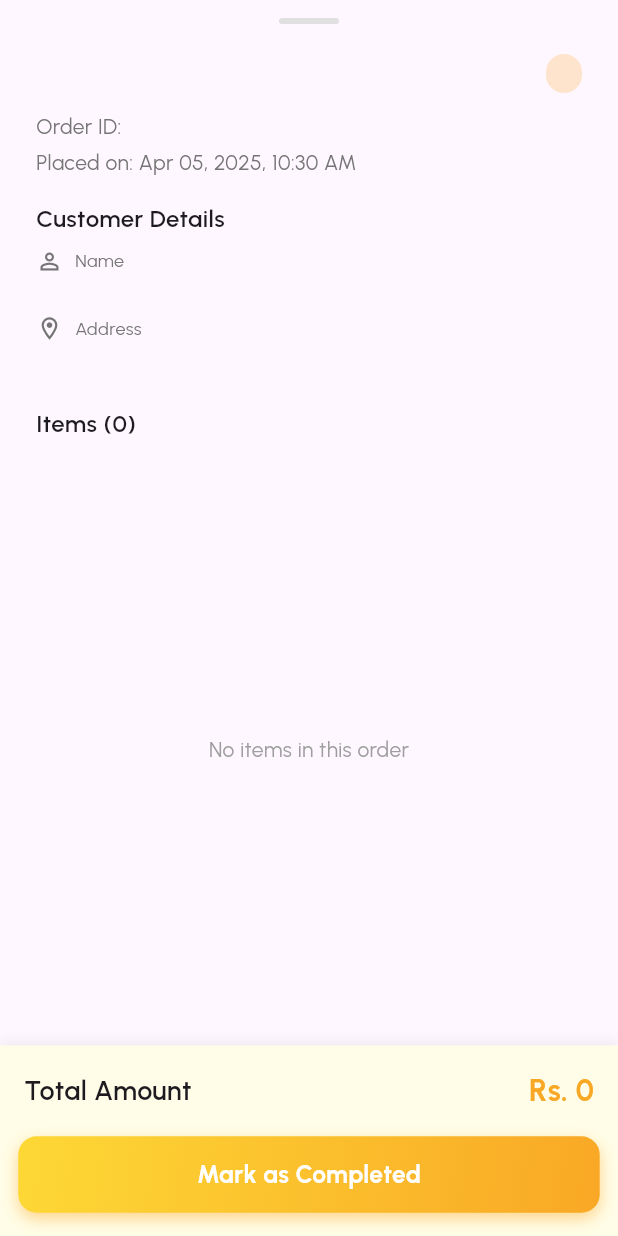
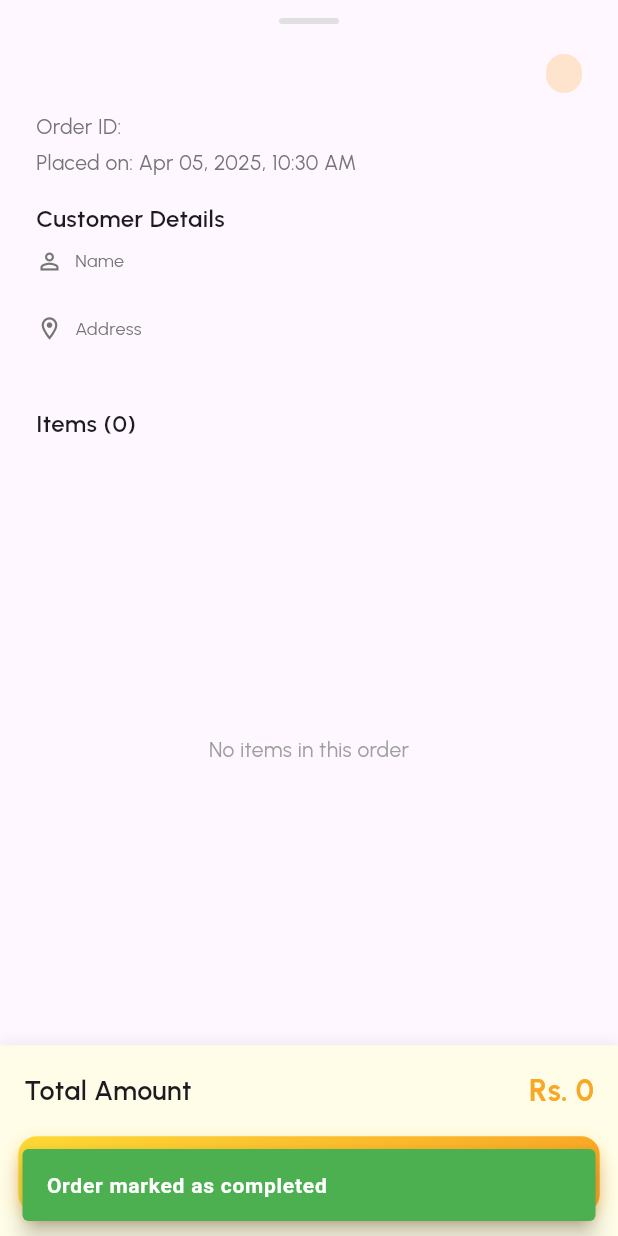
Before and after one commit to igmoiiz/Shop-Ease-Seller-Center, a Flutter app: the OrderDetailsBottomSheet widget shown alone on an empty page, opened directly with empty values, after a tap on "Mark as Completed", on a phone screen of 412 x 824 dp. Run offline on Flutter 3.47's test engine with Material 3 defaults, Android fonts, the phone set to English and light mode, and no system bars; drawn by our look-alikes of flutter_animate; our stand-ins replace cached_network_image, cloud_firestore, connectivity_plus, curved_navigation_bar, firebase_core, fl_chart and 5 more; accounts and stored records are empty.

Commit message:
Implement order completion functionality in DatabaseServices
- Added a new method `markOrderAsCompleted` to handle the completion of orders, including network connectivity checks and error handling.
- Updated the OrderCard component to integrate the new completion method with a user interface for marking orders as completed.
- Refactored the OrdersPage and other components to ensure proper functionality and maintainability.

```diff
--- a/lib/Controller/Database/database_services.dart
+++ b/lib/Controller/Database/database_services.dart
@@ -1,4 +1,4 @@
-// ignore_for_file: use_build_context_synchronously, unrelated_type_equality_checks
+// ignore_for_file: use_build_context_synchronously, unrelated_type_equality_checks, unused_local_variable
 
 import 'dart:developer';
 import 'dart:io';
@@ -300,4 +300,124 @@ class DatabaseServices extends ChangeNotifier {
       notifyListeners();
     }
   }
+
+  Future<bool> markOrderAsCompleted(
+    String orderId,
+    BuildContext context,
+  ) async {
+    final snackBar = ScaffoldMessenger.of(context);
+    bool isCompleting = false;
+
+    try {
+      // Update loading state
+      isCompleting = true;
+      notifyListeners();
+
+      // Check network connectivity
+      bool isConnected = await _checkConnectivity();
+      if (!isConnected) {
+        isCompleting = false;
+        notifyListeners();
+        snackBar.showSnackBar(
+          const SnackBar(
+            backgroundColor: Colors.red,
+            behavior: SnackBarBehavior.floating,
+            content: Text(
+              "No internet connection. Please check your network settings.",
+              style: TextStyle(
+                color: Colors.white,
+                fontWeight: FontWeight.bold,
+                letterSpacing: .5,
+              ),
+            ),
+          ),
+        );
+        return false;
+      }
+
+      // Get the order document
+      DocumentSnapshot orderSnapshot =
+          await _fireStore.collection('orders').doc(orderId).get();
+
+      if (!orderSnapshot.exists) {
+        isCompleting = false;
+        notifyListeners();
+        snackBar.showSnackBar(
+          const SnackBar(
+            backgroundColor: Colors.red,
+            behavior: SnackBarBehavior.floating,
+            content: Text(
+              "Order not found",
+              style: TextStyle(
+                color: Colors.white,
+                fontWeight: FontWeight.bold,
+                letterSpacing: .5,
+              ),
+            ),
+          ),
+        );
+        return false;
+      }
+
+      // Get order data
+      Map<String, dynamic> orderData =
+          orderSnapshot.data() as Map<String, dynamic>;
+
+      // Add timestamp for completion
+      orderData['completedAt'] = DateTime.now();
+
+      // Start a batch operation for atomicity
+      WriteBatch batch = _fireStore.batch();
+
+      // Add to completedOrders collection
+      DocumentReference completedOrderRef = _fireStore
+          .collection('completedOrders')
+          .doc(orderId);
+      batch.set(completedOrderRef, orderData);
+
+      // Delete from orders collection
+      DocumentReference orderRef = _fireStore.collection('orders').doc(orderId);
+      batch.delete(orderRef);
+
+      // Commit the batch
+      await batch.commit();
+
+      snackBar.showSnackBar(
+        const SnackBar(
+          backgroundColor: Colors.green,
+          behavior: SnackBarBehavior.floating,
+          content: Text(
+            "Order marked as completed",
+            style: TextStyle(
+              color: Colors.white,
+              fontWeight: FontWeight.bold,
+              letterSpacing: .5,
+            ),
+          ),
+        ),
+      );
+
+      return true;
+    } catch (error) {
+      log("Error marking order as completed", error: error.toString());
+      snackBar.showSnackBar(
+        SnackBar(
+          backgroundColor: Colors.red,
+          behavior: SnackBarBehavior.floating,
+          content: Text(
+            "Failed to complete order: ${error.toString()}",
+            style: const TextStyle(
+              color: Colors.white,
+              fontWeight: FontWeight.bold,
+              letterSpacing: .5,
+            ),
+          ),
+        ),
+      );
+      return false;
+    } finally {
+      isCompleting = false;
+      notifyListeners();
+    }
+  }
 }
--- a/lib/View/Components/order_card.dart
+++ b/lib/View/Components/order_card.dart
@@ -7,6 +7,8 @@ import 'package:flutter/material.dart';
 import 'package:google_fonts/google_fonts.dart';
 import 'package:intl/intl.dart';
 import 'package:flutter_animate/flutter_animate.dart';
+import 'package:provider/provider.dart';
+import 'package:seller_center/Controller/Database/database_services.dart';
 import 'package:seller_center/View/Components/network_image_widget.dart';
 
 class OrderCard extends StatelessWidget {
@@ -464,8 +466,30 @@ class _OrderDetailsBottomSheetState extends State<OrderDetailsBottomSheet> {
               ),
               const SizedBox(height: 16),
               // Mark as Completed button
-              InkWell(
-                    onTap: () {},
+              Consumer<DatabaseServices>(
+                builder: (context, databaseServices, index) {
+                  return InkWell(
+                        onTap: () async {
+                          if (!_isCompleting) {
+                            setState(() {
+                              _isCompleting = true;
+                            });
+
+                            // Assuming you have the orderId available in your widget
+                            // Replace 'widget.orderId' with however you're accessing the order ID
+                            bool success = await databaseServices
+                                .markOrderAsCompleted(widget.orderId, context);
+
+                            if (success) {
+                              // Additional actions after successful completion if needed
+                              // e.g., Navigator.pop(context) or refreshing a list
+                            }
+
+                            setState(() {
+                              _isCompleting = false;
+                            });
+                          }
+                        },
                         child: Container(
                           width: double.infinity,
                           height: 50,
@@ -491,7 +515,8 @@ class _OrderDetailsBottomSheetState extends State<OrderDetailsBottomSheet> {
                             child:
                                 _isCompleting
                                     ? Row(
-                                  mainAxisAlignment: MainAxisAlignment.center,
+                                      mainAxisAlignment:
+                                          MainAxisAlignment.center,
                                       children: [
                                         SizedBox(
                                           width: 20,
@@ -509,7 +534,8 @@ class _OrderDetailsBottomSheetState extends State<OrderDetailsBottomSheet> {
                                             fontWeight: FontWeight.bold,
                                             fontSize: 16,
                                             fontFamily:
-                                            GoogleFonts.urbanist().fontFamily,
+                                                GoogleFonts.urbanist()
+                                                    .fontFamily,
                                           ),
                                         ),
                                       ],
@@ -528,7 +554,8 @@ class _OrderDetailsBottomSheetState extends State<OrderDetailsBottomSheet> {
                         ),
                       )
                       .animate(
-                    onPlay: (controller) => controller.repeat(reverse: true),
+                        onPlay:
+                            (controller) => controller.repeat(reverse: true),
                       )
                       .shimmer(
                         duration: const Duration(seconds: 2),
@@ -547,6 +574,8 @@ class _OrderDetailsBottomSheetState extends State<OrderDetailsBottomSheet> {
                         end: const Offset(1, 1),
                         duration: const Duration(milliseconds: 300),
                         curve: Curves.easeInOut,
+                      );
+                },
               ),
             ],
           ),
--- a/lib/View/Interface/Orders/orders_page.dart
+++ b/lib/View/Interface/Orders/orders_page.dart
@@ -1,3 +1,5 @@
+// ignore_for_file: library_prefixes
+
 import 'dart:math' as Math;
 
 import 'package:cloud_firestore/cloud_firestore.dart';
@@ -6,7 +8,6 @@ import 'package:google_fonts/google_fonts.dart';
 import 'package:intl/intl.dart';
 import 'package:provider/provider.dart';
 import 'package:seller_center/Controller/Database/database_services.dart';
-import 'package:seller_center/View/Components/network_image_widget.dart';
 import 'package:seller_center/View/Components/order_card.dart';
 
 class OrdersPage extends StatefulWidget {
--- a/lib/View/home_page.dart
+++ b/lib/View/home_page.dart
@@ -1,10 +1,7 @@
 // ignore_for_file: use_build_context_synchronously, deprecated_member_use
-
-import 'dart:developer';
 
 import 'package:curved_navigation_bar/curved_navigation_bar.dart';
 import 'package:flutter/material.dart';
-import 'package:font_awesome_flutter/font_awesome_flutter.dart';
 import 'package:google_fonts/google_fonts.dart';
 import 'package:iconsax/iconsax.dart';
 import 'package:provider/provider.dart';
```
Lines whose indentation alone changed are shown as unchanged.
